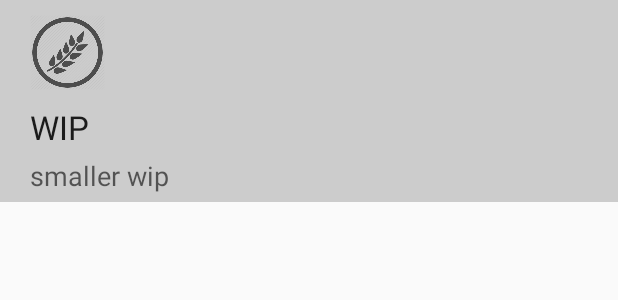
After one commit to CraigBryan/baNGk, an Android app: the layout nav_header.xml on its own in the app's theme, with its tools: preview values and no code run, on a phone screen of 412 x 824 dp. The commit adds this screen. Shown: the top 300 px of the screen. Run offline under Robolectric (Android 15) with nearby library versions, the phone set to English and light mode, and no system bars.

Commit message:
Added basic nav drawer.
This creates a nav drawer with the example activity to show it off.
I need to refactor the actionbar into a toolbar to make the
nav drawer full height. Also need an easy way to hook up actions to
the nav drawer items.

```diff
--- a/bangk_android_prototype/app/src/main/AndroidManifest.xml
+++ b/bangk_android_prototype/app/src/main/AndroidManifest.xml
@@ -18,6 +18,11 @@
                 <category android:name="android.intent.category.LAUNCHER" />
             </intent-filter>
         </activity>
+
+        <activity
+            android:name=".NavDrawerActivity"
+            android:label="BLAH">
+        </activity>
     </application>
 
 </manifest>
--- /dev/null
+++ b/bangk_android_prototype/app/src/main/res/layout/nav_header.xml
@@ -0,0 +1,36 @@
+<?xml version="1.0" encoding="utf-8"?>
+<LinearLayout
+    xmlns:android="http://schemas.android.com/apk/res/android"
+    android:layout_width="match_parent"
+    android:layout_height="wrap_content"
+    android:background="#ccc"
+    android:id="@+id/nav_header"
+    android:orientation="vertical">
+
+    <ImageView
+        android:layout_width="@dimen/wheat_icon_dimen"
+        android:layout_height="@dimen/wheat_icon_dimen"
+        android:src="@mipmap/wheat"
+        android:layout_marginLeft="20dp"
+        android:layout_marginTop="10dp"/>
+
+    <TextView
+        android:layout_width="wrap_content"
+        android:layout_height="wrap_content"
+        android:textAppearance="?android:attr/textAppearanceLarge"
+        android:text="WIP"
+        android:id="@+id/textView"
+        android:layout_marginLeft="20dp"
+        android:layout_marginTop="10dp"/>
+
+    <TextView
+        android:layout_width="wrap_content"
+        android:layout_height="wrap_content"
+        android:textAppearance="?android:attr/textAppearanceMedium"
+        android:text="smaller wip"
+        android:id="@+id/textView2"
+        android:layout_alignParentBottom="true"
+        android:layout_marginLeft="20dp"
+        android:layout_marginTop="5dp"
+        android:layout_marginBottom="5dp"/>
+</LinearLayout>
--- a/bangk_android_prototype/app/src/main/res/values/colors.xml
+++ b/bangk_android_prototype/app/src/main/res/values/colors.xml
@@ -3,4 +3,5 @@
     <color name="colorPrimary">#3F51B5</color>
     <color name="colorPrimaryDark">#303F9F</color>
     <color name="colorAccent">#FF4081</color>
+    <color name="nav_drawer_background">#eee</color>
 </resources>
```
Also changed, not shown: bangk_android_prototype/app/src/main/java/com/bangk/bangk_android_prototype/NavDrawerActivity.java (added, +58 -0 lines), bangk_android_prototype/app/src/main/java/com/bangk/bangk_android_prototype/NavDrawerAdapter.java (added, +63 -0 lines), bangk_android_prototype/app/src/main/java/com/bangk/bangk_android_prototype/NavDrawerItem.java (added, +23 -0 lines), bangk_android_prototype/app/src/main/res/layout/drawer_list_item.xml (added, +27 -0 lines), bangk_android_prototype/app/src/main/res/layout/nav_drawer.xml (added, +23 -0 lines), bangk_android_prototype/app/src/main/res/values/dimens.xml (+8 -0 lines), bangk_android_prototype/app/src/main/res/mipmap-xhdpi/logout.png (added), bangk_android_prototype/app/src/main/res/mipmap-xhdpi/questionmark.png (added), bangk_android_prototype/app/src/main/res/mipmap-xhdpi/wheat.png (added).
